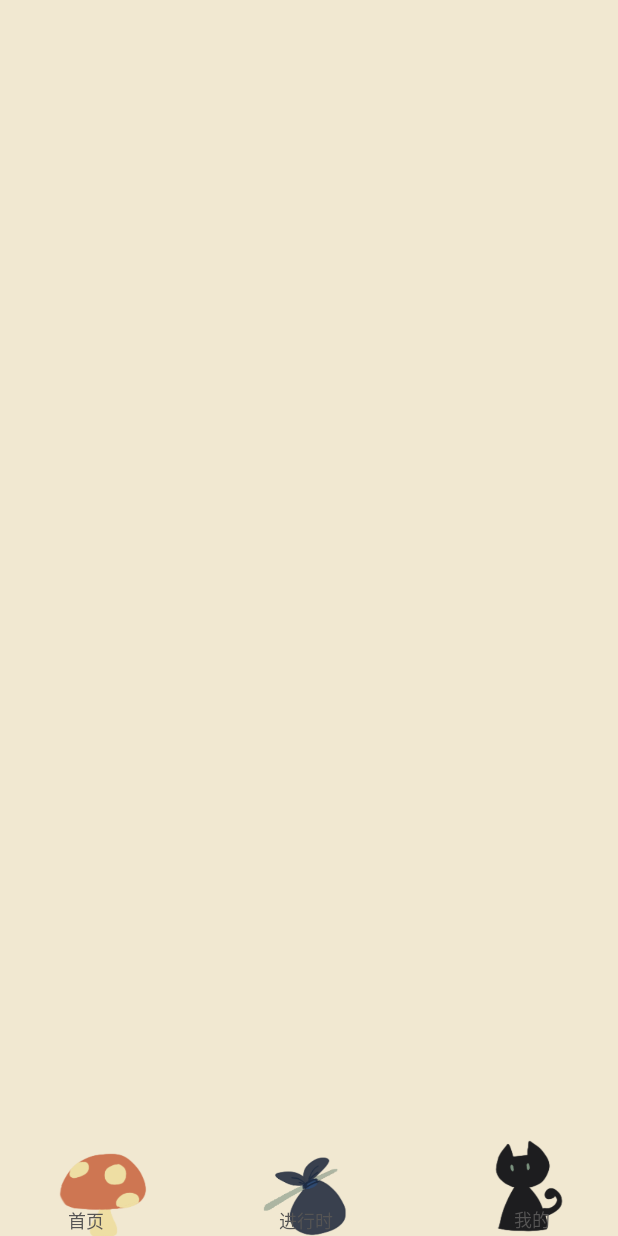
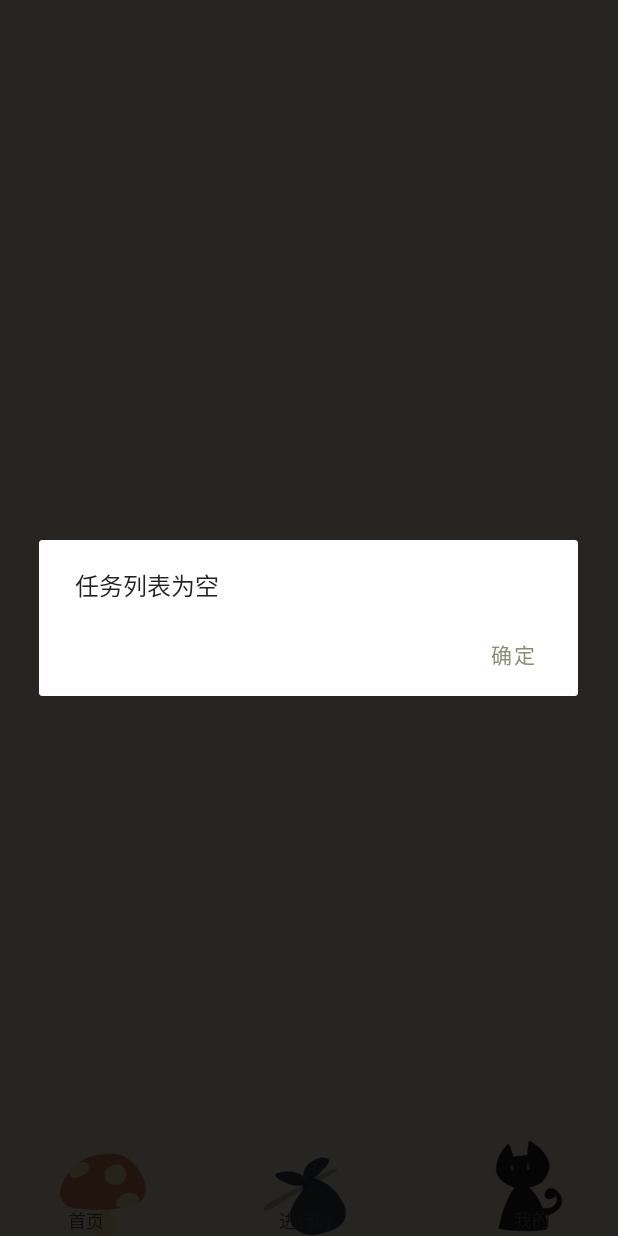
Before and after one commit to EmmaHZY/IdleMan, an Android app: the fragment Fragment_Myself_Send placed in its activity, on a phone screen of 412 x 824 dp. Run offline under Robolectric (Android 15) with nearby library versions, the phone set to English and light mode, and no system bars; libraries missing offline, so code that uses them is left out: com.alibaba.fastjson; 6 statements that could not run were skipped.

Commit message:
最终版

```diff
--- a/IdleMan/app/src/main/java/com/example/idleman/Fragment_Home.java
+++ b/IdleMan/app/src/main/java/com/example/idleman/Fragment_Home.java
@@ -130,10 +130,23 @@ public class Fragment_Home extends Fragment {
             @Override
             public void run() {
                 String result = OkHttpConnectHelper.getTargetData(url);
-//                String userResult = OkHttpConnectHelper.getTargetData()
                 JSONObject temp= JSON.parseObject(result);//结果转化为json对象
                 JSONArray array=temp.getJSONArray("data");
                 taskCount=array.size();
+                if(taskCount==0)
+                {
+                    //创建Message
+                    Message msg = Message.obtain();
+                    msg.what = 0;
+                    //创建Bundle
+                    Bundle bundle = new Bundle();
+                    bundle.putString("key","任务列表为空");
+                    //为Message设置Bundle数据
+                    msg.setData(bundle);
+                    //发送消息
+                    handler1.sendMessage(msg);
+                    return;
+                }
                 for (int i = 0; i < taskCount; i++) {
 
                     int id = 1;
@@ -159,6 +172,19 @@ public class Fragment_Home extends Fragment {
         }).start();
     }
 
+    //弹窗处理
+    Handler handler1 = new Handler(new Handler.Callback() {
+        @Override
+        public boolean handleMessage(@NonNull Message msg) {
+            new AlertDialog.Builder(
+                    getActivity())
+                    .setMessage(msg.getData().getString("key"))
+                    .setPositiveButton("确定", null)
+                    .show();
+            return false;
+        }
+    });
+
 
     //用户点击publish按钮之后的响应
     public void taskPublish(View view) {
--- a/IdleMan/app/src/main/java/com/example/idleman/Fragment_Myself_Send.java
+++ b/IdleMan/app/src/main/java/com/example/idleman/Fragment_Myself_Send.java
@@ -11,6 +11,7 @@ import android.view.LayoutInflater;
 import android.view.View;
 import android.view.ViewGroup;
 import androidx.annotation.NonNull;
+import androidx.appcompat.app.AlertDialog;
 import androidx.fragment.app.Fragment;
 import androidx.recyclerview.widget.GridLayoutManager;
 import androidx.recyclerview.widget.RecyclerView;
@@ -74,6 +75,17 @@ public class Fragment_Myself_Send extends Fragment {
 
         return view;
     }
+    Handler handler1 = new Handler(new Handler.Callback() {
+        @Override
+        public boolean handleMessage(@NonNull Message msg) {
+            new AlertDialog.Builder(
+                    getActivity())
+                    .setMessage(msg.getData().getString("key"))
+                    .setPositiveButton("确定", null)
+                    .show();
+            return false;
+        }
+    });
 
     private void initData() {
         //this.list=TaskFactory.createItem();
@@ -85,6 +97,20 @@ public class Fragment_Myself_Send extends Fragment {
                 JSONObject temp= JSON.parseObject(result);//结果转化为json对象
                 JSONArray array=temp.getJSONArray("data");
                 taskCount=array.size();
+                if(taskCount==0)
+                {
+                    //创建Message
+                    Message msg = Message.obtain();
+                    msg.what = 0;
+                    //创建Bundle
+                    Bundle bundle = new Bundle();
+                    bundle.putString("key","任务列表为空");
+                    //为Message设置Bundle数据
+                    msg.setData(bundle);
+                    //发送消息
+                    handler1.sendMessage(msg);
+                    return;
+                }
                 for (int i = 0; i < taskCount; i++) {
                     int id = 1;
                     Log.d("task id", "task is NO." + id);
--- a/IdleMan/app/src/main/res/layout/activity_task.xml
+++ b/IdleMan/app/src/main/res/layout/activity_task.xml
@@ -109,7 +109,7 @@
             app:layout_constraintVertical_bias="0"
             app:layout_constraintWidth_percent=".8"
             android:layout_marginLeft="10dp"
-            android:layout_marginRight="220dp"
+            android:layout_marginRight="200dp"
             android:layout_marginTop="30dp"
             app:cardCornerRadius="50dp"
             tools:ignore="MissingConstraints"
@@ -133,7 +133,7 @@
             android:layout_height="50dp"
             app:layout_constraintVertical_bias="0"
             app:layout_constraintWidth_percent=".8"
-            android:layout_marginLeft="220dp"
+            android:layout_marginLeft="200dp"
             android:layout_marginRight="10dp"
             android:layout_marginTop="30dp"
             app:cardCornerRadius="50dp"
```
Also changed, not shown: IdleMan/app/src/main/java/com/example/idleman/Activity_Task_Check.java (+16 -0 lines), IdleMan/app/src/main/java/com/example/idleman/Activity_Task_Publish.java (+4 -4 lines), IdleMan/app/src/main/java/com/example/idleman/Fragment_Myself_Receive.java (+28 -0 lines), IdleMan/app/src/main/res/layout/activity_my_receive.xml (+4 -6 lines), IdleMan/app/src/main/res/layout/activity_my_send.xml (+4 -6 lines), IdleMan/app/src/main/res/layout/activity_mying.xml (+4 -4 lines).
